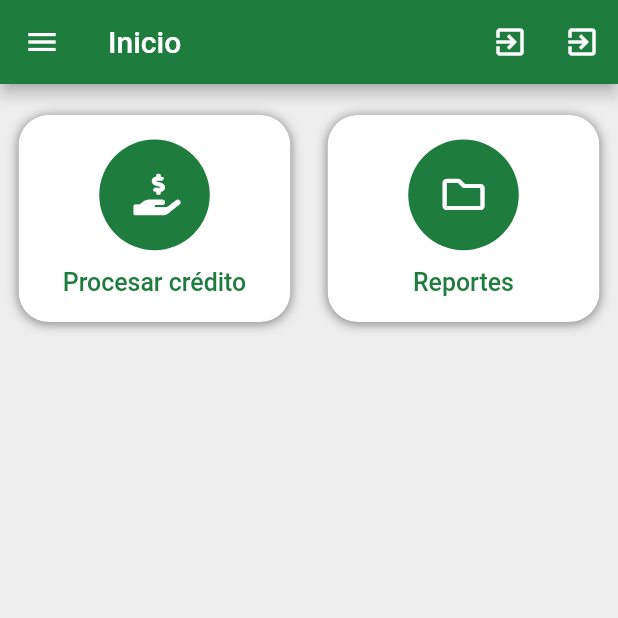
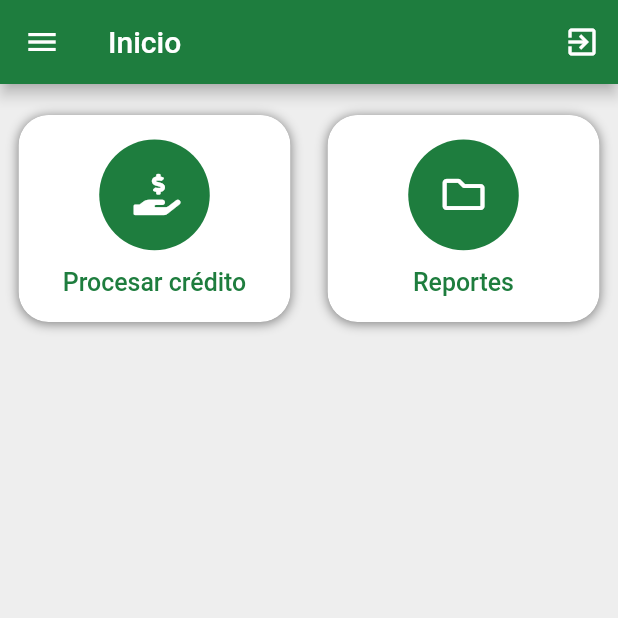
Before and after one commit to jaimeferreira11/fupa-aliados, a Flutter app: the HomePage screen opened by its route, on a phone screen of 412 x 824 dp, the top half of it. Run offline on Flutter 3.47's test engine with Material 2 defaults, Android fonts, the phone set to English and light mode, and no system bars; our stand-ins replace animate_do, cached_network_image, connectivity, dartz, dio, equatable and 10 more; missing offline and left inert: focus_widget, open_appstore; accounts and stored records are empty; network calls fail.

```diff
--- a/lib/app/modules/home/home_page.dart
+++ b/lib/app/modules/home/home_page.dart
@@ -21,9 +21,6 @@ class HomePage extends StatelessWidget {
                       IconButton(
                           onPressed: () => _.launchDialogCerrarSesion(),
                           icon: Icon(Icons.exit_to_app)),
-                      IconButton(
-                          onPressed: () => _.launchDialogCerrarSesion(),
-                          icon: Icon(Icons.exit_to_app))
                     ],
                   ),
                   drawer: DrawerView(),
```
Also changed, not shown: lib/app/modules/splash/splash_controller.dart (+8 -1 lines), 3 other files.
